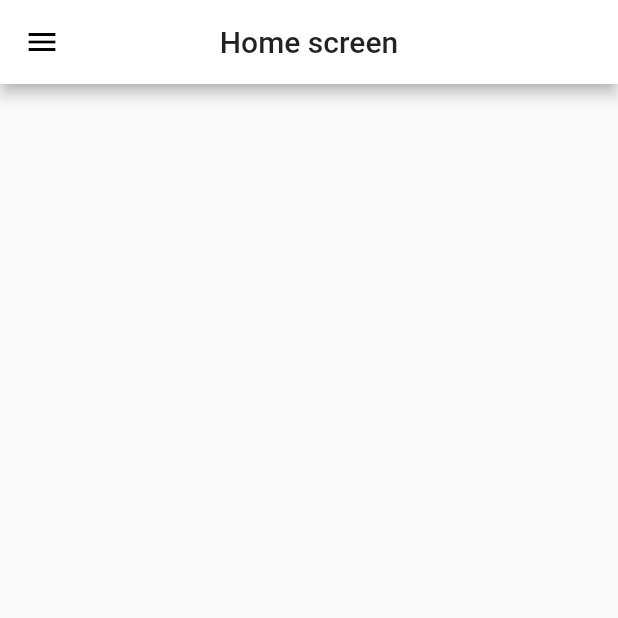
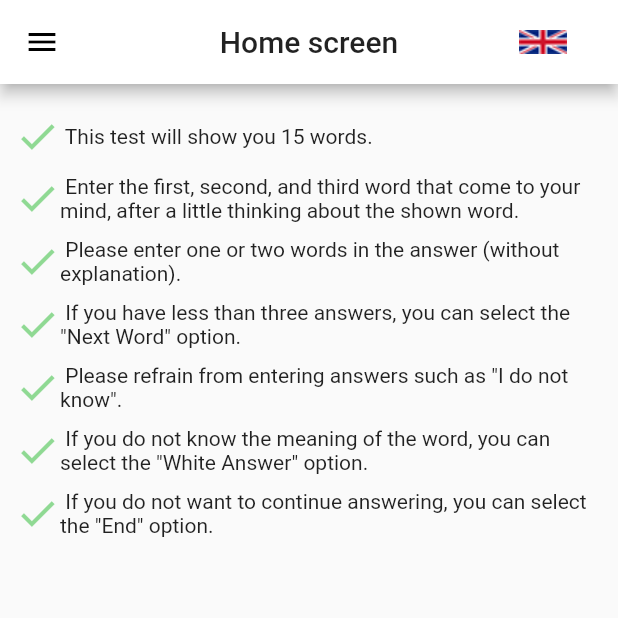
Before and after one commit to sinaziaee/tarvajeh, a Flutter app: the screen it shows after launch, on a phone screen of 412 x 824 dp, the top half of it. Run offline on Flutter 3.47's test engine with Material 2 defaults, Android fonts, the phone set to English and light mode, and no system bars; our stand-ins replace font_awesome_flutter, modal_progress_hud, webview_flutter.

```diff
--- a/lib/components/costum_text.dart
+++ b/lib/components/costum_text.dart
@@ -1,24 +1,59 @@
+import 'package:flutter/cupertino.dart';
 import 'package:flutter/material.dart';
 import 'package:tarvajeh/utils/constants.dart';
 
 class CustomText extends StatelessWidget {
-
   final String text;
   final TextDirection direction;
-  final MainAxisAlignment rowDirection;
+  final bool isPersian;
 
-  CustomText({this.direction, this.text, this.rowDirection});
+  CustomText({this.direction, this.text, this.isPersian});
 
   @override
   Widget build(BuildContext context) {
+    if(isPersian){
       return Container(
+        padding: EdgeInsets.symmetric(horizontal: 10),
+        margin: EdgeInsets.only(bottom: 10),
         child: Row(
-        mainAxisAlignment: rowDirection,
           children: [
-          Icon(Icons.done, color: kMediumGreen,),
-          Text(text),
+            Expanded(
+              child: Text(
+                text,
+                textDirection: direction,
+                maxLines: 3,
+              ),
+            ),
+            Icon(
+              Icons.done,
+              color: kLightGreen,
+              size: 30,
+            ),
+          ],
+        ),
+      );
+    }
+    else {
+      return Container(
+        padding: EdgeInsets.symmetric(horizontal: 10),
+        margin: EdgeInsets.only(bottom: 10),
+        child: Row(
+          children: [
+            Icon(
+              Icons.done,
+              color: kLightGreen,
+              size: 30,
+            ),
+            Expanded(
+              child: Text(
+                text,
+                textDirection: direction,
+                maxLines: 3,
+              ),
+            ),
           ],
         ),
       );
     }
   }
+}
--- a/lib/screens/home_screen.dart
+++ b/lib/screens/home_screen.dart
@@ -1,6 +1,8 @@
 import 'package:flutter/material.dart';
 import 'package:font_awesome_flutter/font_awesome_flutter.dart';
+import 'package:tarvajeh/components/costum_text.dart';
 import 'package:tarvajeh/components/custom_list_tile.dart';
+import 'package:tarvajeh/components/drawer.dart';
 import 'package:tarvajeh/screens/contact_us_screen.dart';
 import 'package:tarvajeh/screens/form_screen.dart';
 import 'package:tarvajeh/screens/goal_screen.dart';
@@ -23,177 +25,96 @@ class _HomeScreenState extends State<HomeScreen> {
 
   @override
   Widget build(BuildContext context) {
+    print(isPersian);
     return Scaffold(
       appBar: AppBar(
+        actions: [
+          GestureDetector(
+            onTap: (){
+              isPersian = !isPersian;
+              setState(() {});
+            },
+            child: Container(
+              margin: EdgeInsets.only(right: 30),
+              child: Image(
+                width: 40,
+                image: AssetImage(
+                    'assets/images/${isPersian ? 'flag_iran.png' : 'flag_britain.png'}'),
+              ),
+            ),
+          ),
+        ],
         backgroundColor: Colors.white,
         centerTitle: true,
         title: Text('Home screen'),
       ),
-      drawer: Drawer(
-        child: SingleChildScrollView(
+      drawer: CustomDrawer(
+        isPersian: isPersian,
+        navigateToContactScreen: () {
+          navigateToScreen(ContactScreen.id);
+        },
+        navigateToFormScreen: () {
+          navigateToScreen(FormScreen.id);
+        },
+        navigateToGoalScreen: () {
+          navigateToScreen(GoalScreen.id);
+        },
+        navigateToResultsScreen: () {
+          navigateToScreen(ResultsScreen.id);
+        },
+        navigateToSettingsScreen: () {
+          navigateToScreen(SettingsScreen.id);
+        },
+      ),
+      body: SingleChildScrollView(
         child: Column(
           children: [
-              UserAccountsDrawerHeader(
-                decoration: BoxDecoration(
-                  color: Colors.transparent,
+            SizedBox(height: 20,),
+            CustomText(
+              direction: isPersian ? TextDirection.rtl : TextDirection.ltr,
+              text: kLine1(isPersian),
+              isPersian: isPersian,
             ),
-                currentAccountPicture: Image(
-                  image: AssetImage('assets/images/logo.png'),
+            CustomText(
+              direction: isPersian ? TextDirection.rtl : TextDirection.ltr,
+              text: kLine2(isPersian),
+              isPersian: isPersian,
             ),
-                accountEmail: Text(
-                  'tarvajeh.ir',
-                  style: TextStyle(color: Colors.grey),
+            CustomText(
+              direction: isPersian ? TextDirection.rtl : TextDirection.ltr,
+              text: kLine3(isPersian),
+              isPersian: isPersian,
             ),
-                accountName: Text(
-                  kAppName(isPersian),
-                  style: TextStyle(
-                    color: Colors.black,
+            CustomText(
+              direction: isPersian ? TextDirection.rtl : TextDirection.ltr,
+              text: kLine4(isPersian),
+              isPersian: isPersian,
             ),
+            CustomText(
+              direction: isPersian ? TextDirection.rtl : TextDirection.ltr,
+              text: kLine5(isPersian),
+              isPersian: isPersian,
             ),
+            CustomText(
+              direction: isPersian ? TextDirection.rtl : TextDirection.ltr,
+              text: kLine6(isPersian),
+              isPersian: isPersian,
             ),
-              SizedBox(),
-              CustomListTile(
-                title: kTestMeTitle(isPersian),
-                onTap: () {
-                  // _navigateToQuestionScreen();
-                  _navigateToFormScreen();
-                },
-                iconData: FontAwesomeIcons.question,
-              ),
-              CustomListTile(
-                title: kGoalTitle(isPersian),
-                onTap: () {
-                  _navigateToGoalScreen();
-                },
-                iconData: Icons.group_work,
-              ),
-              CustomListTile(
-                title: kResultTitle(isPersian),
-                onTap: () {
-                  _navigateToResultsScreen();
-                },
-                iconData: Icons.book,
-              ),
-              CustomListTile(
-                title: kContactUsTitle(isPersian),
-                onTap: () {
-                  _navigateToContactScreen();
-                },
-                iconData: Icons.contact_mail,
-              ),
-              CustomListTile(
-                title: kSettingsTitle(isPersian),
-                onTap: () {
-                  _navigateToSettingsScreen();
-                },
-                iconData: Icons.settings,
-              ),
-              ListTile(
-                leading: Icon(Icons.language),
-                title: Text(
-                  kLanguageTitle(isPersian),
-                ),
-                // subtitle: Padding(
-                //   padding: EdgeInsets.only(left: 20),
-                //   child: Text(
-                //     kLanguage(isPersian),
-                //   ),
-                // ),
-                subtitle: Padding(
-                  padding: EdgeInsets.only(top: 5),
-                  child: Row(
-                    children: [
-                      Image(
-                        image: AssetImage('assets/images/${isPersian ? 'flag_iran.png' : 'flag_britain.png'}'),
-                      ),
-                      SizedBox(
-                        width: 10,
-                      ),
-                      Text(
-                        kLanguage(isPersian),
+            CustomText(
+              direction: isPersian ? TextDirection.rtl : TextDirection.ltr,
+              text: kLine7(isPersian),
+              isPersian: isPersian,
             ),
           ],
-                  ),
-                ),
-                trailing: Switch(
-                  value: isPersian,
-                  onChanged: (value) {
-                    isPersian = value;
-                    setState(() {});
-                  },
-                ),
-              ),
-            ],
-          ),
         ),
       ),
     );
   }
 
-  _navigateToGoalScreen() {
+  navigateToScreen(String route) {
     Navigator.pushNamed(
       context,
-      GoalScreen.id,
-      arguments: {
-        'isPersian': isPersian,
-      },
-    );
-  }
-
-  _navigateToContactScreen() {
-    Navigator.pushNamed(
-      context,
-      ContactScreen.id,
-      arguments: {
-        'isPersian': isPersian,
-      },
-    );
-  }
-
-  _navigateToAboutUsScreen() {
-    Navigator.pushNamed(
-      context,
-      AboutScreen.id,
-      arguments: {
-        'isPersian': isPersian,
-      },
-    );
-  }
-
-  _navigateToResultsScreen() {
-    Navigator.pushNamed(
-      context,
-      ResultsScreen.id,
-      arguments: {
-        'isPersian': isPersian,
-      },
-    );
-  }
-
-  _navigateToSettingsScreen() {
-    Navigator.pushNamed(
-      context,
-      SettingsScreen.id,
-      arguments: {
-        'isPersian': isPersian,
-      },
-    );
-  }
-
-  _navigateToQuestionScreen() {
-    Navigator.pushNamed(
-      context,
-      QuestionScreen.id,
-      arguments: {
-        'isPersian': isPersian,
-      },
-    );
-  }
-
-  _navigateToFormScreen() {
-    Navigator.pushNamed(
-      context,
-      FormScreen.id,
+      route,
       arguments: {
         'isPersian': isPersian,
       },
--- a/pubspec.yaml
+++ b/pubspec.yaml
@@ -36,7 +36,7 @@ dependencies:
   http: ^0.12.2
   shared_preferences: ^0.5.1+2
   font_awesome_flutter: ^8.10.1
-#  url_launcher: ^5.7.10
+  webview_flutter: ^1.0.7
 
 
 
```
Also changed, not shown: lib/components/contact_box.dart (+4 -4 lines), lib/components/drawer.dart (added, +87 -0 lines), lib/screens/result_screen.dart (+23 -0 lines), pubspec.lock, 2 other files. Lines whose indentation alone changed are shown as unchanged.
